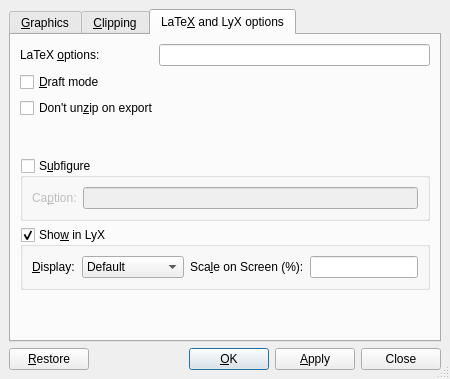
The window that src/frontends/qt4/ui/GraphicsUi.ui (rpavlik/lyx-lucid-backport) describes before a commit, drawn with Qt 5.
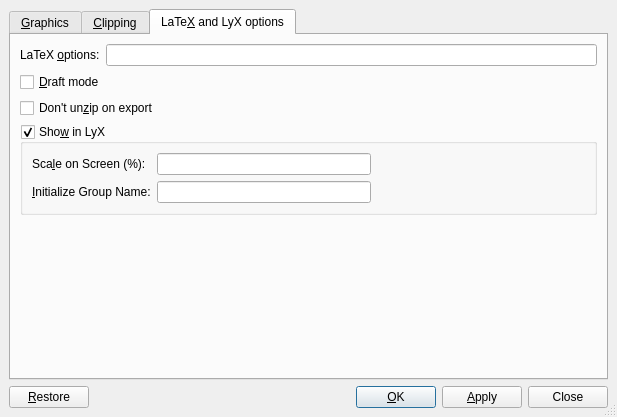
The same window after the commit. The open tabs and pages were chosen to show the change. Custom widgets are drawn as their Qt base class.

What changed in the file:
```diff
--- a/src/frontends/qt4/ui/GraphicsUi.ui
+++ b/src/frontends/qt4/ui/GraphicsUi.ui
@@ -5,14 +5,12 @@
    <rect>
     <x>0</x>
     <y>0</y>
-    <width>450</width>
-    <height>379</height>
+    <width>617</width>
+    <height>417</height>
    </rect>
   </property>
   <property name="sizePolicy" >
-   <sizepolicy>
-    <hsizetype>1</hsizetype>
-    <vsizetype>1</vsizetype>
+   <sizepolicy vsizetype="Minimum" hsizetype="Minimum" >
     <horstretch>0</horstretch>
     <verstretch>0</verstretch>
    </sizepolicy>
@@ -30,6 +28,93 @@
    <property name="spacing" >
     <number>6</number>
    </property>
+   <item row="1" column="0" >
+    <layout class="QHBoxLayout" >
+     <property name="spacing" >
+      <number>6</number>
+     </property>
+     <property name="margin" >
+      <number>0</number>
+     </property>
+     <item>
+      <widget class="QPushButton" name="restorePB" >
+       <property name="text" >
+        <string>&amp;Restore</string>
+       </property>
+       <property name="autoDefault" >
+        <bool>false</bool>
+       </property>
+       <property name="default" >
+        <bool>false</bool>
+       </property>
+      </widget>
+     </item>
+     <item>
+      <spacer>
+       <property name="orientation" >
+        <enum>Qt::Horizontal</enum>
+       </property>
+       <property name="sizeType" >
+        <enum>QSizePolicy::MinimumExpanding</enum>
+       </property>
+       <property name="sizeHint" stdset="0" >
+        <size>
+         <width>20</width>
+         <height>20</height>
+        </size>
+       </property>
+      </spacer>
+     </item>
+     <item>
+      <widget class="QPushButton" name="okPB" >
+       <property name="text" >
+        <string>&amp;OK</string>
+       </property>
+       <property name="autoDefault" >
+        <bool>true</bool>
+       </property>
+       <property name="default" >
+        <bool>true</bool>
+       </property>
+      </widget>
+     </item>
+     <item>
+      <widget class="QPushButton" name="applyPB" >
+       <property name="sizePolicy" >
+        <sizepolicy vsizetype="Fixed" hsizetype="Minimum" >
+         <horstretch>0</horstretch>
+         <verstretch>0</verstretch>
+        </sizepolicy>
+       </property>
+       <property name="text" >
+        <string>&amp;Apply</string>
+       </property>
+       <property name="autoDefault" >
+        <bool>false</bool>
+       </property>
+       <property name="default" >
+        <bool>false</bool>
+       </property>
+      </widget>
+     </item>
+     <item>
+      <widget class="QPushButton" name="closePB" >
+       <property name="sizePolicy" >
+        <sizepolicy vsizetype="Fixed" hsizetype="Minimum" >
+         <horstretch>0</horstretch>
+         <verstretch>0</verstretch>
+        </sizepolicy>
+       </property>
+       <property name="text" >
+        <string>Close</string>
+       </property>
+       <property name="autoDefault" >
+        <bool>false</bool>
+       </property>
+      </widget>
+     </item>
+    </layout>
+   </item>
    <item row="0" column="0" >
     <widget class="QTabWidget" name="TabWidget" >
      <property name="toolTip" >
@@ -457,43 +542,55 @@
       </layout>
      </widget>
      <widget class="QWidget" name="ExtraOptions" >
+      <property name="geometry" >
+       <rect>
+        <x>0</x>
+        <y>0</y>
+        <width>840</width>
+        <height>420</height>
+       </rect>
+      </property>
       <attribute name="title" >
        <string>LaTe&amp;X and LyX options</string>
       </attribute>
       <layout class="QGridLayout" >
-       <property name="margin" >
-        <number>9</number>
-       </property>
-       <property name="spacing" >
-        <number>6</number>
-       </property>
-       <item row="3" column="1" >
-        <spacer>
-         <property name="orientation" >
-          <enum>Qt::Vertical</enum>
+       <item row="0" column="0" >
+        <widget class="QLabel" name="latexoptionsLA" >
+         <property name="toolTip" >
+          <string>Additional LaTeX options</string>
          </property>
-         <property name="sizeHint" >
-          <size>
-           <width>20</width>
-           <height>21</height>
-          </size>
+         <property name="text" >
+          <string>LaTeX &amp;options:</string>
          </property>
-        </spacer>
+         <property name="buddy" >
+          <cstring>latexoptions</cstring>
+         </property>
+        </widget>
        </item>
-       <item row="6" column="2" >
-        <spacer>
-         <property name="orientation" >
-          <enum>Qt::Vertical</enum>
+       <item row="0" column="1" >
+        <widget class="QLineEdit" name="latexoptions" >
+         <property name="sizePolicy" >
+          <sizepolicy vsizetype="Fixed" hsizetype="MinimumExpanding" >
+           <horstretch>0</horstretch>
+           <verstretch>0</verstretch>
+          </sizepolicy>
          </property>
-         <property name="sizeHint" >
-          <size>
-           <width>20</width>
-           <height>41</height>
-          </size>
+         <property name="toolTip" >
+          <string>Additional LaTeX options</string>
          </property>
-        </spacer>
+        </widget>
        </item>
-       <item row="2" column="0" colspan="3" >
+       <item row="1" column="0" colspan="2" >
+        <widget class="QCheckBox" name="draftCB" >
+         <property name="toolTip" >
+          <string>Draft mode</string>
+         </property>
+         <property name="text" >
+          <string>&amp;Draft mode</string>
+         </property>
+        </widget>
+       </item>
+       <item row="2" column="0" colspan="2" >
         <widget class="QCheckBox" name="unzipCB" >
          <property name="toolTip" >
           <string>Don't uncompress image before exporting to LaTeX</string>
@@ -503,62 +600,7 @@
          </property>
         </widget>
        </item>
-       <item row="4" column="0" colspan="3" >
-        <widget class="QGroupBox" name="subfigure" >
-         <property name="focusPolicy" >
-          <enum>Qt::StrongFocus</enum>
-         </property>
-         <property name="title" >
-          <string>S&amp;ubfigure</string>
-         </property>
-         <property name="flat" >
-          <bool>false</bool>
-         </property>
-         <property name="checkable" >
-          <bool>true</bool>
-         </property>
-         <property name="checked" >
-          <bool>false</bool>
-         </property>
-         <layout class="QHBoxLayout" >
-          <property name="margin" >
-           <number>9</number>
-          </property>
-          <property name="spacing" >
-           <number>6</number>
-          </property>
-          <item>
-           <widget class="QLabel" name="CaptionLA" >
-            <property name="toolTip" >
-             <string>The caption for the sub-figure</string>
-            </property>
-            <property name="text" >
-             <string>Ca&amp;ption:</string>
-            </property>
-            <property name="buddy" >
-             <cstring>subcaption</cstring>
-            </property>
-           </widget>
-          </item>
-          <item>
-           <widget class="QLineEdit" name="subcaption" >
-            <property name="sizePolicy" >
-             <sizepolicy>
-              <hsizetype>3</hsizetype>
-              <vsizetype>0</vsizetype>
-              <horstretch>0</horstretch>
-              <verstretch>0</verstretch>
-             </sizepolicy>
-            </property>
-            <property name="toolTip" >
-             <string>The caption for the sub-figure</string>
-            </property>
-           </widget>
-          </item>
-         </layout>
-        </widget>
-       </item>
-       <item row="5" column="0" colspan="3" >
+       <item row="3" column="0" colspan="2" >
         <widget class="QGroupBox" name="displayGB" >
          <property name="focusPolicy" >
           <enum>Qt::StrongFocus</enum>
@@ -567,7 +609,7 @@
           <string>Sho&amp;w in LyX</string>
          </property>
          <property name="flat" >
-          <bool>false</bool>
+          <bool>true</bool>
          </property>
          <property name="checkable" >
           <bool>true</bool>
@@ -579,15 +621,55 @@
           <property name="spacing" >
            <number>6</number>
           </property>
-          <item row="0" column="3" >
+          <item row="0" column="4" >
+           <spacer>
+            <property name="orientation" >
+             <enum>Qt::Horizontal</enum>
+            </property>
+            <property name="sizeHint" stdset="0" >
+             <size>
+              <width>40</width>
+              <height>20</height>
+             </size>
+            </property>
+           </spacer>
+          </item>
+          <item row="1" column="0" >
+           <widget class="QLabel" name="label" >
+            <property name="sizePolicy" >
+             <sizepolicy vsizetype="Preferred" hsizetype="Preferred" >
+              <horstretch>0</horstretch>
+              <verstretch>0</verstretch>
+             </sizepolicy>
+            </property>
+            <property name="text" >
+             <string>&amp;Initialize Group Name:</string>
+            </property>
+            <property name="buddy" >
+             <cstring>groupId</cstring>
+            </property>
+           </widget>
+          </item>
+          <item row="1" column="1" >
+           <widget class="QLineEdit" name="groupId" >
+            <property name="minimumSize" >
+             <size>
+              <width>87</width>
+              <height>0</height>
+             </size>
+            </property>
+            <property name="toolTip" >
+             <string>Group Name to be set up from the current parameters</string>
+            </property>
+           </widget>
+          </item>
+          <item row="0" column="1" >
            <widget class="QLineEdit" name="displayscale" >
             <property name="enabled" >
              <bool>true</bool>
             </property>
             <property name="sizePolicy" >
-             <sizepolicy>
-              <hsizetype>1</hsizetype>
-              <vsizetype>0</vsizetype>
+             <sizepolicy vsizetype="Fixed" hsizetype="Minimum" >
               <horstretch>0</horstretch>
               <verstretch>0</verstretch>
              </sizepolicy>
@@ -597,7 +679,7 @@
             </property>
            </widget>
           </item>
-          <item row="0" column="2" >
+          <item row="0" column="0" >
            <widget class="QLabel" name="scaleLA" >
             <property name="toolTip" >
              <string>Percentage to scale by in LyX</string>
@@ -610,182 +692,26 @@
             </property>
            </widget>
           </item>
-          <item row="0" column="1" >
-           <widget class="QComboBox" name="showCB" >
-            <property name="toolTip" >
-             <string>Screen display</string>
-            </property>
-            <item>
-             <property name="text" >
-              <string>Default</string>
-             </property>
-            </item>
-            <item>
-             <property name="text" >
-              <string>Monochrome</string>
-             </property>
-            </item>
-            <item>
-             <property name="text" >
-              <string>Grayscale</string>
-             </property>
-            </item>
-            <item>
-             <property name="text" >
-              <string>Color</string>
-             </property>
-            </item>
-           </widget>
-          </item>
-          <item row="0" column="0" >
-           <widget class="QLabel" name="showL" >
-            <property name="toolTip" >
-             <string>Screen display</string>
-            </property>
-            <property name="text" >
-             <string>&amp;Display:</string>
-            </property>
-            <property name="buddy" >
-             <cstring>showCB</cstring>
-            </property>
-           </widget>
-          </item>
          </layout>
         </widget>
        </item>
-       <item row="0" column="1" colspan="2" >
-        <widget class="QLineEdit" name="latexoptions" >
-         <property name="sizePolicy" >
-          <sizepolicy>
-           <hsizetype>3</hsizetype>
-           <vsizetype>0</vsizetype>
-           <horstretch>0</horstretch>
-           <verstretch>0</verstretch>
-          </sizepolicy>
+       <item row="4" column="1" >
+        <spacer>
+         <property name="orientation" >
+          <enum>Qt::Vertical</enum>
          </property>
-         <property name="toolTip" >
-          <string>Additional LaTeX options</string>
+         <property name="sizeHint" stdset="0" >
+          <size>
+           <width>354</width>
+           <height>81</height>
+          </size>
          </property>
-        </widget>
-       </item>
-       <item row="0" column="0" >
-        <widget class="QLabel" name="latexoptionsLA" >
-         <property name="toolTip" >
-          <string>Additional LaTeX options</string>
-         </property>
-         <property name="text" >
-          <string>LaTeX &amp;options:</string>
-         </property>
-         <property name="buddy" >
-          <cstring>latexoptions</cstring>
-         </property>
-        </widget>
-       </item>
-       <item row="1" column="0" colspan="3" >
-        <widget class="QCheckBox" name="draftCB" >
-         <property name="toolTip" >
-          <string>Draft mode</string>
-         </property>
-         <property name="text" >
-          <string>&amp;Draft mode</string>
-         </property>
-        </widget>
+        </spacer>
        </item>
       </layout>
      </widget>
     </widget>
    </item>
-   <item row="1" column="0" >
-    <layout class="QHBoxLayout" >
-     <property name="margin" >
-      <number>0</number>
-     </property>
-     <property name="spacing" >
-      <number>6</number>
-     </property>
-     <item>
-      <widget class="QPushButton" name="restorePB" >
-       <property name="text" >
-        <string>&amp;Restore</string>
-       </property>
-       <property name="autoDefault" >
-        <bool>false</bool>
-       </property>
-       <property name="default" >
-        <bool>false</bool>
-       </property>
-      </widget>
-     </item>
-     <item>
-      <spacer>
-       <property name="orientation" >
-        <enum>Qt::Horizontal</enum>
-       </property>
-       <property name="sizeType" >
-        <enum>QSizePolicy::MinimumExpanding</enum>
-       </property>
-       <property name="sizeHint" >
-        <size>
-         <width>20</width>
-         <height>20</height>
-        </size>
-       </property>
-      </spacer>
-     </item>
-     <item>
-      <widget class="QPushButton" name="okPB" >
-       <property name="text" >
-        <string>&amp;OK</string>
-       </property>
-       <property name="autoDefault" >
-        <bool>true</bool>
-       </property>
-       <property name="default" >
-        <bool>true</bool>
-       </property>
-      </widget>
-     </item>
-     <item>
-      <widget class="QPushButton" name="applyPB" >
-       <property name="sizePolicy" >
-        <sizepolicy>
-         <hsizetype>1</hsizetype>
-         <vsizetype>0</vsizetype>
-         <horstretch>0</horstretch>
-         <verstretch>0</verstretch>
-        </sizepolicy>
-       </property>
-       <property name="text" >
-        <string>&amp;Apply</string>
-       </property>
-       <property name="autoDefault" >
-        <bool>false</bool>
-       </property>
-       <property name="default" >
-        <bool>false</bool>
-       </property>
-      </widget>
-     </item>
-     <item>
-      <widget class="QPushButton" name="closePB" >
-       <property name="sizePolicy" >
-        <sizepolicy>
-         <hsizetype>1</hsizetype>
-         <vsizetype>0</vsizetype>
-         <horstretch>0</horstretch>
-         <verstretch>0</verstretch>
-        </sizepolicy>
-       </property>
-       <property name="text" >
-        <string>Close</string>
-       </property>
-       <property name="autoDefault" >
-        <bool>false</bool>
-       </property>
-      </widget>
-     </item>
-    </layout>
-   </item>
   </layout>
  </widget>
  <customwidgets>
```
Left out of the diff: 117 changed lines with no effect on the pictures.
